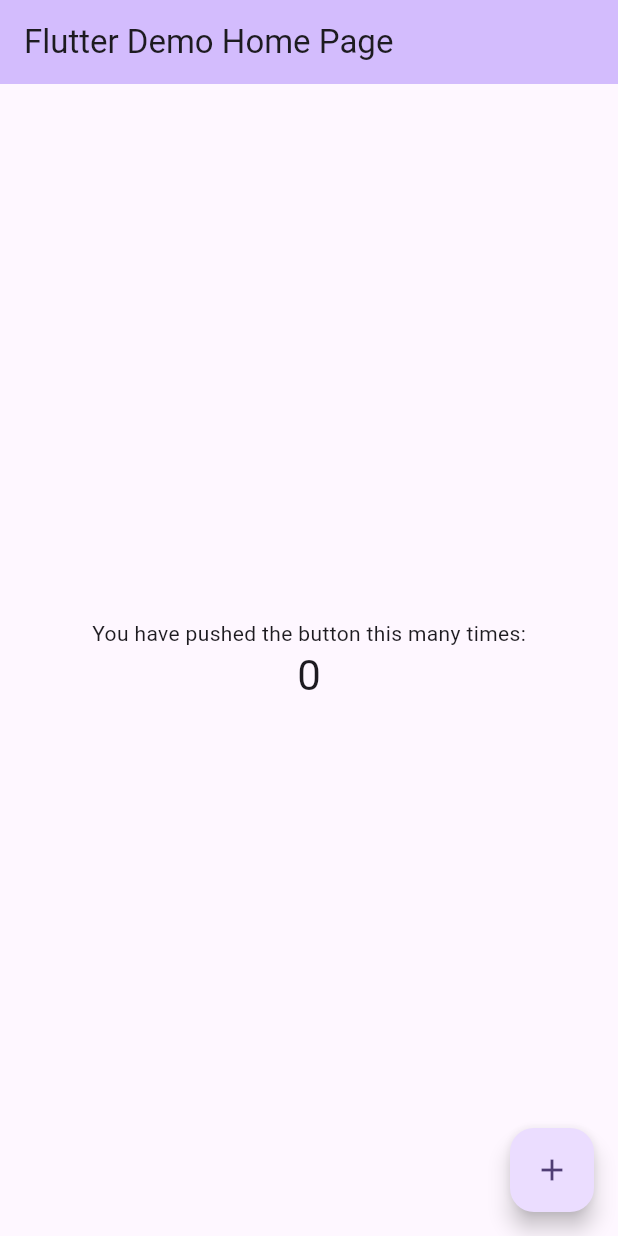
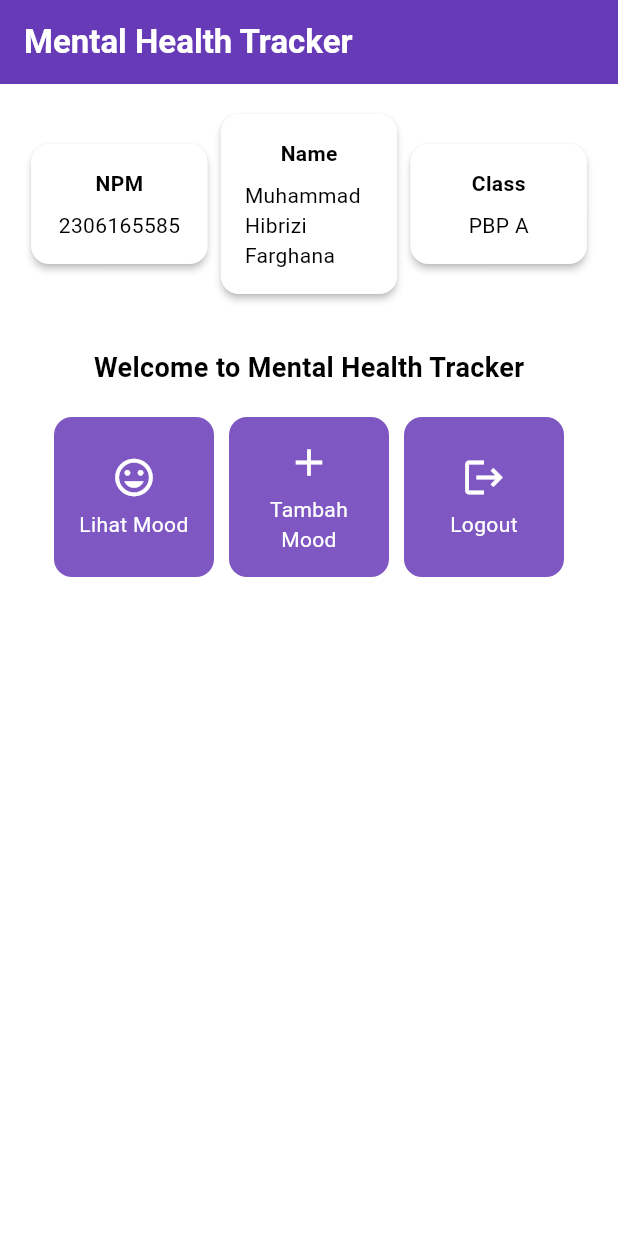
Before and after one commit to MHibriziF/mental-health-tracker-mobile, a Flutter app: the screen it shows after launch, on a phone screen of 412 x 824 dp. Run offline on Flutter 3.47's test engine with Material 3 defaults, Android fonts, the phone set to English and light mode, and no system bars.

Commit message:
Tutorial 6

```diff
--- a/lib/main.dart
+++ b/lib/main.dart
@@ -1,4 +1,5 @@
 import 'package:flutter/material.dart';
+import 'package:mental_health_tracker/menu.dart';
 
 void main() {
   runApp(const MyApp());
@@ -13,113 +14,12 @@ class MyApp extends StatelessWidget {
     return MaterialApp(
       title: 'Flutter Demo',
       theme: ThemeData(
-        // This is the theme of your application.
-        //
-        // TRY THIS: Try running your application with "flutter run". You'll see
-        // the application has a purple toolbar. Then, without quitting the app,
-        // try changing the seedColor in the colorScheme below to Colors.green
-        // and then invoke "hot reload" (save your changes or press the "hot
-        // reload" button in a Flutter-supported IDE, or press "r" if you used
-        // the command line to start the app).
-        //
-        // Notice that the counter didn't reset back to zero; the application
-        // state is not lost during the reload. To reset the state, use hot
-        // restart instead.
-        //
-        // This works for code too, not just values: Most code changes can be
-        // tested with just a hot reload.
-        colorScheme: ColorScheme.fromSeed(seedColor: Colors.deepPurple),
+        colorScheme: ColorScheme.fromSwatch(
+          primarySwatch: Colors.deepPurple,
+        ).copyWith(secondary: Colors.deepPurple[400]),
         useMaterial3: true,
       ),
-      home: const MyHomePage(title: 'Flutter Demo Home Page'),
+      home: MyHomePage(),
     );
   }
 }
-
-class MyHomePage extends StatefulWidget {
-  const MyHomePage({super.key, required this.title});
-
-  // This widget is the home page of your application. It is stateful, meaning
-  // that it has a State object (defined below) that contains fields that affect
-  // how it looks.
-
-  // This class is the configuration for the state. It holds the values (in this
-  // case the title) provided by the parent (in this case the App widget) and
-  // used by the build method of the State. Fields in a Widget subclass are
-  // always marked "final".
-
-  final String title;
-
-  @override
-  State<MyHomePage> createState() => _MyHomePageState();
-}
-
-class _MyHomePageState extends State<MyHomePage> {
-  int _counter = 0;
-
-  void _incrementCounter() {
-    setState(() {
-      // This call to setState tells the Flutter framework that something has
-      // changed in this State, which causes it to rerun the build method below
-      // so that the display can reflect the updated values. If we changed
-      // _counter without calling setState(), then the build method would not be
-      // called again, and so nothing would appear to happen.
-      _counter++;
-    });
-  }
-
-  @override
-  Widget build(BuildContext context) {
-    // This method is rerun every time setState is called, for instance as done
-    // by the _incrementCounter method above.
-    //
-    // The Flutter framework has been optimized to make rerunning build methods
-    // fast, so that you can just rebuild anything that needs updating rather
-    // than having to individually change instances of widgets.
-    return Scaffold(
-      appBar: AppBar(
-        // TRY THIS: Try changing the color here to a specific color (to
-        // Colors.amber, perhaps?) and trigger a hot reload to see the AppBar
-        // change color while the other colors stay the same.
-        backgroundColor: Theme.of(context).colorScheme.inversePrimary,
-        // Here we take the value from the MyHomePage object that was created by
-        // the App.build method, and use it to set our appbar title.
-        title: Text(widget.title),
-      ),
-      body: Center(
-        // Center is a layout widget. It takes a single child and positions it
-        // in the middle of the parent.
-        child: Column(
-          // Column is also a layout widget. It takes a list of children and
-          // arranges them vertically. By default, it sizes itself to fit its
-          // children horizontally, and tries to be as tall as its parent.
-          //
-          // Column has various properties to control how it sizes itself and
-          // how it positions its children. Here we use mainAxisAlignment to
-          // center the children vertically; the main axis here is the vertical
-          // axis because Columns are vertical (the cross axis would be
-          // horizontal).
-          //
-          // TRY THIS: Invoke "debug painting" (choose the "Toggle Debug Paint"
-          // action in the IDE, or press "p" in the console), to see the
-          // wireframe for each widget.
-          mainAxisAlignment: MainAxisAlignment.center,
-          children: <Widget>[
-            const Text(
-              'You have pushed the button this many times:',
-            ),
-            Text(
-              '$_counter',
-              style: Theme.of(context).textTheme.headlineMedium,
-            ),
-          ],
-        ),
-      ),
-      floatingActionButton: FloatingActionButton(
-        onPressed: _incrementCounter,
-        tooltip: 'Increment',
-        child: const Icon(Icons.add),
-      ), // This trailing comma makes auto-formatting nicer for build methods.
-    );
-  }
-}
--- /dev/null
+++ b/lib/menu.dart
@@ -0,0 +1,186 @@
+import 'package:flutter/material.dart';
+
+class MyHomePage extends StatelessWidget {
+  final String npm = '2306165585'; // NPM
+  final String name = 'Muhammad Hibrizi Farghana'; // Nama
+  final String className = 'PBP A'; // Kelas
+  final List<ItemHomepage> items = [
+    ItemHomepage("Lihat Mood", Icons.mood),
+    ItemHomepage("Tambah Mood", Icons.add),
+    ItemHomepage("Logout", Icons.logout),
+  ];
+
+  MyHomePage({super.key});
+
+  @override
+  Widget build(BuildContext context) {
+    // Scaffold menyediakan struktur dasar halaman dengan AppBar dan body.
+    return Scaffold(
+      // AppBar adalah bagian atas halaman yang menampilkan judul.
+      appBar: AppBar(
+        // Judul aplikasi "Mental Health Tracker" dengan teks putih dan tebal.
+        title: const Text(
+          'Mental Health Tracker',
+          style: TextStyle(
+            color: Colors.white,
+            fontWeight: FontWeight.bold,
+          ),
+        ),
+        // Warna latar belakang AppBar diambil dari skema warna tema aplikasi.
+        backgroundColor: Theme.of(context).colorScheme.primary,
+      ),
+      // Body halaman dengan padding di sekelilingnya.
+      body: Padding(
+        padding: const EdgeInsets.all(16.0),
+        // Menyusun widget secara vertikal dalam sebuah kolom.
+        child: Column(
+          crossAxisAlignment: CrossAxisAlignment.center,
+          children: [
+            // Row untuk menampilkan 3 InfoCard secara horizontal.
+            Row(
+              mainAxisAlignment: MainAxisAlignment.spaceEvenly,
+              children: [
+                InfoCard(title: 'NPM', content: npm),
+                InfoCard(title: 'Name', content: name),
+                InfoCard(title: 'Class', content: className),
+              ],
+            ),
+
+            // Memberikan jarak vertikal 16 unit.
+            const SizedBox(height: 16.0),
+
+            // Menempatkan widget berikutnya di tengah halaman.
+            Center(
+              child: Column(
+                // Menyusun teks dan grid item secara vertikal.
+
+                children: [
+                  // Menampilkan teks sambutan dengan gaya tebal dan ukuran 18.
+                  const Padding(
+                    padding: EdgeInsets.only(top: 16.0),
+                    child: Text(
+                      'Welcome to Mental Health Tracker',
+                      style: TextStyle(
+                        fontWeight: FontWeight.bold,
+                        fontSize: 18.0,
+                      ),
+                    ),
+                  ),
+
+                  // Grid untuk menampilkan ItemCard dalam bentuk grid 3 kolom.
+                  GridView.count(
+                    primary: true,
+                    padding: const EdgeInsets.all(20),
+                    crossAxisSpacing: 10,
+                    mainAxisSpacing: 10,
+                    crossAxisCount: 3,
+                    // Agar grid menyesuaikan tinggi kontennya.
+                    shrinkWrap: true,
+
+                    // Menampilkan ItemCard untuk setiap item dalam list items.
+                    children: items.map((ItemHomepage item) {
+                      return ItemCard(item);
+                    }).toList(),
+                  ),
+                ],
+              ),
+            ),
+          ],
+        ),
+      ),
+    );
+  }
+}
+
+class InfoCard extends StatelessWidget {
+  // Kartu informasi yang menampilkan title dan content.
+
+  final String title; // Judul kartu.
+  final String content; // Isi kartu.
+
+  const InfoCard({super.key, required this.title, required this.content});
+
+  @override
+  Widget build(BuildContext context) {
+    return Card(
+      // Membuat kotak kartu dengan bayangan dibawahnya.
+      elevation: 2.0,
+      child: Container(
+        // Mengatur ukuran dan jarak di dalam kartu.
+        width: MediaQuery.of(context).size.width /
+            3.5, // menyesuaikan dengan lebar device yang digunakan.
+        padding: const EdgeInsets.all(16.0),
+        // Menyusun title dan content secara vertikal.
+        child: Column(
+          children: [
+            Text(
+              title,
+              style: const TextStyle(fontWeight: FontWeight.bold),
+            ),
+            const SizedBox(height: 8.0),
+            Text(content),
+          ],
+        ),
+      ),
+    );
+  }
+}
+
+class ItemHomepage {
+  final String name;
+  final IconData icon;
+
+  ItemHomepage(this.name, this.icon);
+}
+
+class ItemCard extends StatelessWidget {
+  // Menampilkan kartu dengan ikon dan nama.
+
+  final ItemHomepage item;
+
+  const ItemCard(this.item, {super.key});
+
+  @override
+  Widget build(BuildContext context) {
+    return Material(
+      // Menentukan warna latar belakang dari tema aplikasi.
+      color: Theme.of(context).colorScheme.secondary,
+      // Membuat sudut kartu melengkung.
+      borderRadius: BorderRadius.circular(12),
+
+      child: InkWell(
+        // Aksi ketika kartu ditekan.
+        onTap: () {
+          // Menampilkan pesan SnackBar saat kartu ditekan.
+          ScaffoldMessenger.of(context)
+            ..hideCurrentSnackBar()
+            ..showSnackBar(SnackBar(
+                content: Text("Kamu telah menekan tombol ${item.name}!")));
+        },
+        // Container untuk menyimpan Icon dan Text
+        child: Container(
+          padding: const EdgeInsets.all(8),
+          child: Center(
+            child: Column(
+              // Menyusun ikon dan teks di tengah kartu.
+              mainAxisAlignment: MainAxisAlignment.center,
+              children: [
+                Icon(
+                  item.icon,
+                  color: Colors.white,
+                  size: 30.0,
+                ),
+                const Padding(padding: EdgeInsets.all(3)),
+                Text(
+                  item.name,
+                  textAlign: TextAlign.center,
+                  style: const TextStyle(color: Colors.white),
+                ),
+              ],
+            ),
+          ),
+        ),
+      ),
+    );
+  }
+}
```
